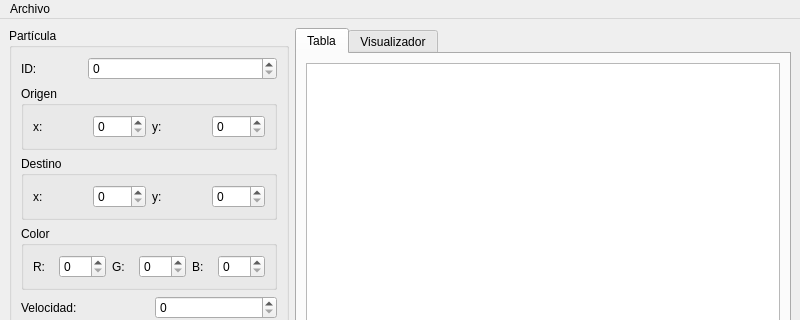
Before: the Qt Designer form mainwindow.ui in ulisesoldemar/Act-08-User_Interface, drawn with Qt 5; both pictures show x 0 to 800 and y 0 to 320 of the 800 by 825 pixel window.
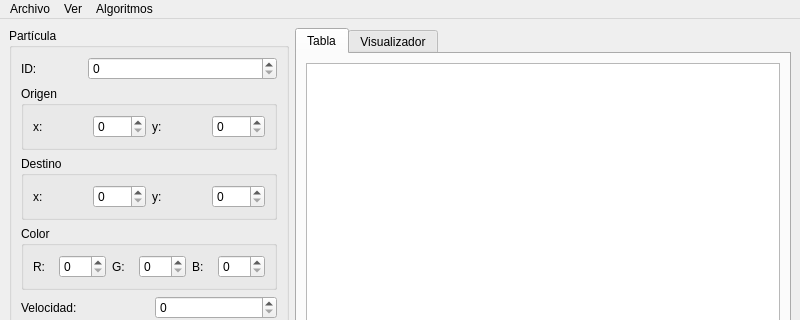
After: the same form once the commit is applied.

```diff
--- a/mainwindow.ui
+++ b/mainwindow.ui
@@ -351,12 +351,25 @@
     <addaction name="actionAbrir"/>
     <addaction name="actionGuardar"/>
     <addaction name="separator"/>
+    <addaction name="separator"/>
+    <addaction name="actionSalir"/>
+   </widget>
+   <widget class="QMenu" name="menuVer">
+    <property name="title">
+     <string>Ver</string>
+    </property>
     <addaction name="actionLista"/>
     <addaction name="actionGrafo"/>
-    <addaction name="separator"/>
-    <addaction name="actionSalir"/>
+   </widget>
+   <widget class="QMenu" name="menuAlgoritmos">
+    <property name="title">
+     <string>Algoritmos</string>
+    </property>
+    <addaction name="actionRecorrido"/>
    </widget>
    <addaction name="menuArchivo"/>
+   <addaction name="menuVer"/>
+   <addaction name="menuAlgoritmos"/>
   </widget>
   <widget class="QStatusBar" name="statusbar"/>
   <action name="actionAbrir">
```
Left out of the diff: 45 changed lines with no effect on the pictures.
